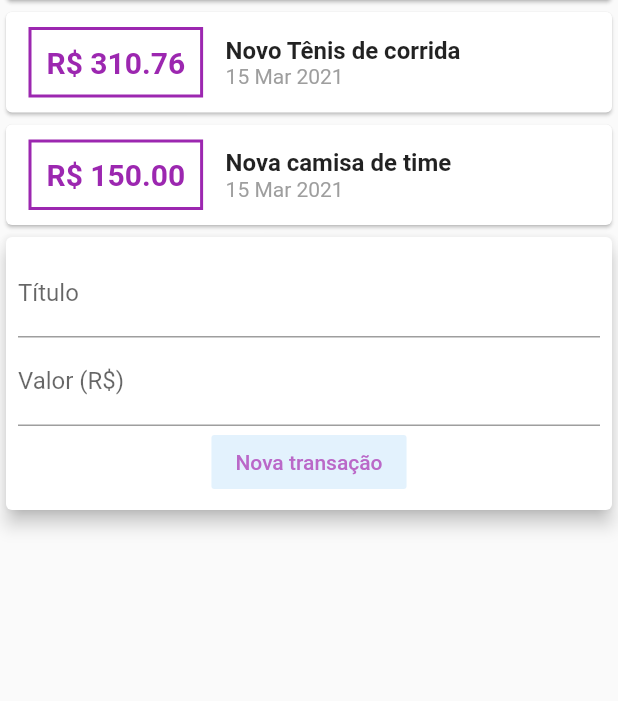
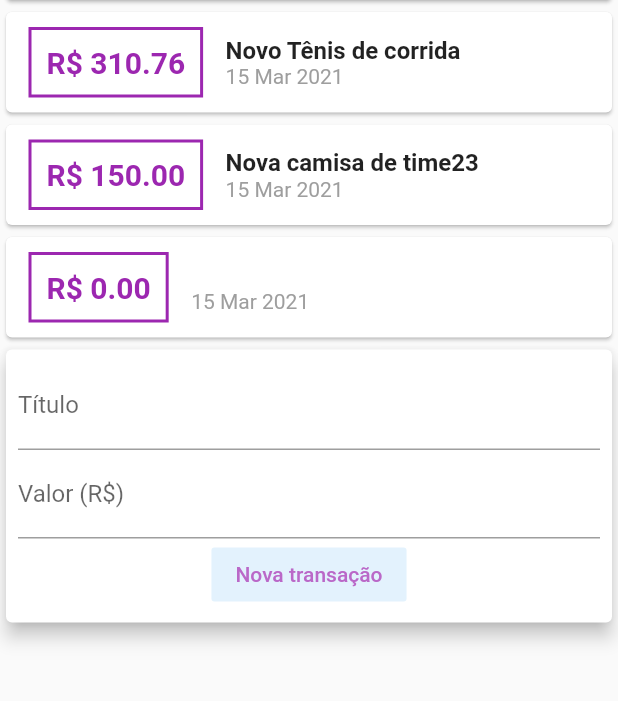
Before and after one commit to arthurdeoliveiraribeiro/expenses, a Flutter app: the screen it shows after launch, after a tap on "Nova transação", on a phone screen of 412 x 824 dp, the part 114-815 px from its top. Run offline on Flutter 3.47's test engine with Material 2 defaults, Android fonts, the phone set to English and light mode, and no system bars.

Commit message:
Adicionando uma nova transação
Terminando de adicionar uma nova transação

```diff
--- a/lib/components/transaction_form.dart
+++ b/lib/components/transaction_form.dart
@@ -3,6 +3,11 @@ class TransactionForm extends StatelessWidget {
 
   final titleController = TextEditingController();
   final valueController = TextEditingController();
+
+  final void Function(String, double) onSubmit;//Quando clicar no botão
+
+  TransactionForm(this.onSubmit);
+
   @override
   Widget build(BuildContext context) {
     return Card(
@@ -32,7 +37,11 @@ class TransactionForm extends StatelessWidget {
                     color: Colors.blue[50],
                     textColor: Colors.purple[300],
                     onPressed: (){
-                        print(titleController);
+                      final title = titleController.text;
+                      final value = double.tryParse(valueController.text) ?? 0.0;
+
+                      onSubmit(title,value);
+                      //Passei meu submit para quando eu der onPressed, eu passo o valor e o titulo
 
                     }
                   )
--- a/lib/components/transaction_user.dart
+++ b/lib/components/transaction_user.dart
@@ -1,3 +1,5 @@
+import 'dart:math';
+
 import 'package:flutter/material.dart';
 import 'transaction_list.dart';
 import 'transaction_form.dart';
@@ -21,18 +23,34 @@ class _TransactionUserState extends State<TransactionUser> {
         ),
     Transaction(
         id: 't2',
-        title: 'Nova camisa de time',
+        title: 'Nova camisa de time23',
         value: 150.00,
         date: DateTime.now())
     //Falando que aqui é uma lista de transações
   ];
+
+  _addTrasanction(String title, double value){
+    //Classe onde eu estou adicionando uma nova transação
+
+    final newTransaction = Transaction(
+      id: Random().nextDouble().toString(),
+      title: title,
+      value: value,
+      date: DateTime.now()
+      //Passando os atributos
+    );
+    setState(() {
+      _transactions.add(newTransaction);
+      //Passando o que eu vou adicionar para a minha lista
+    });
+  }
 
 
   Widget build(BuildContext context) {
     return Column(
       children: <Widget>[
         TransactionList(_transactions),
-        TransactionForm()
+        TransactionForm(_addTrasanction)
       ]
     );
   }
```
